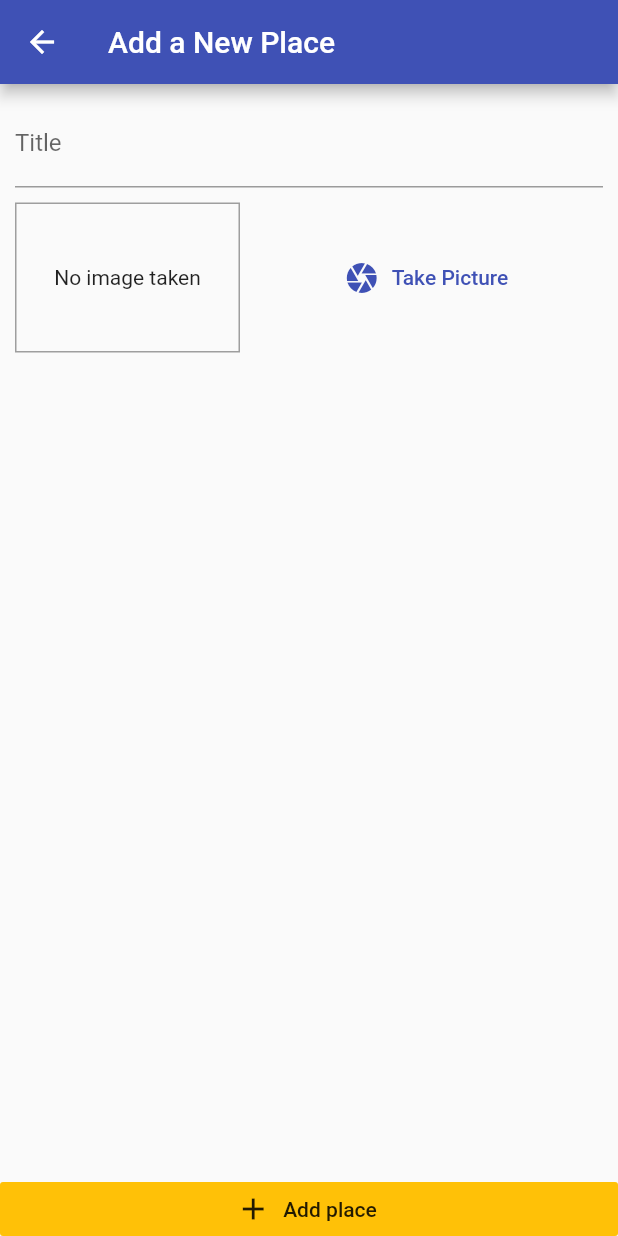
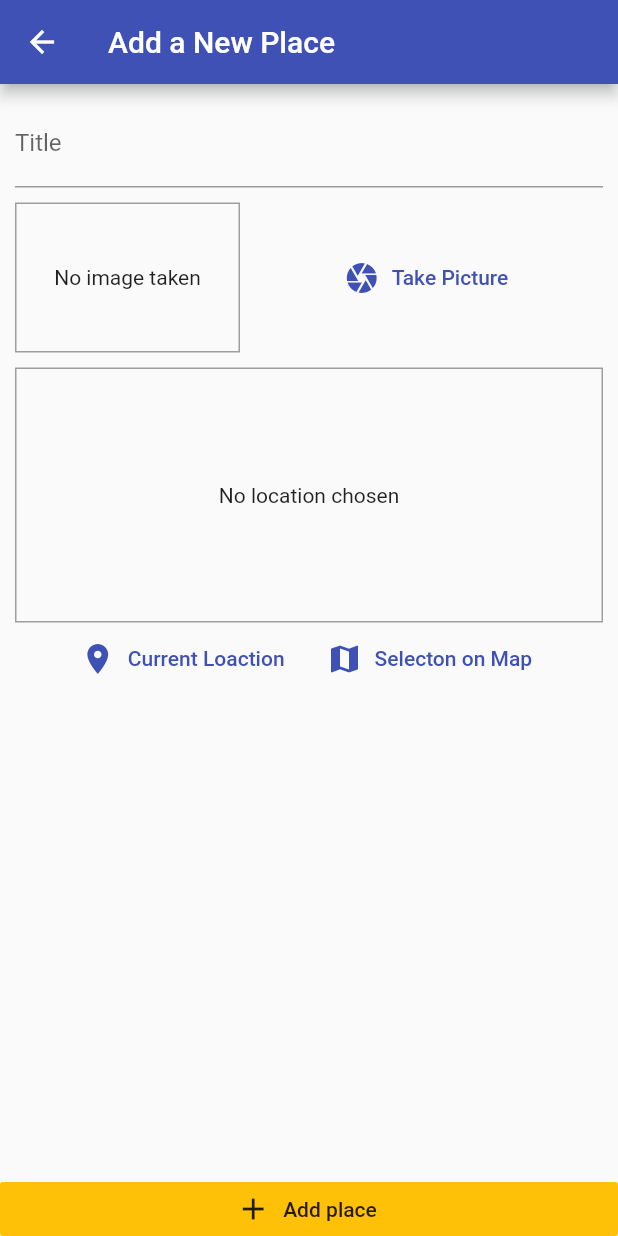
Before and after one commit to surya0180/NDF-Application, a Flutter app: the AddPlaceScreen screen opened by its route, on a phone screen of 412 x 824 dp. Run offline on Flutter 3.47's test engine with Material 2 defaults, Android fonts, the phone set to English and light mode, and no system bars; our stand-ins replace google_maps_flutter, image_picker, location, sqflite; accounts and stored records are empty.

Commit message:
Added NDF maps feature

```diff
--- /dev/null
+++ b/lib/helpers/location_helper.dart
@@ -0,0 +1,10 @@
+const GOOGLE_API_KEY = '#';
+
+class LocationHelper {
+  static String generateLocationPreviewImage({
+    double latitude,
+    double longitude,
+  }) {
+    return 'https://maps.googleapis.com/maps/api/staticmap?center=&$latitude,$longitude&zoom=16&size=600x300&maptype=roadmap&markers=color:red%7Clabel:C%7C$latitude,$longitude&key=$GOOGLE_API_KEY';
+  }
+}
--- a/lib/models/place.dart
+++ b/lib/models/place.dart
@@ -5,10 +5,10 @@
   final double latitude;
   final double longitude;
 
-  PlaceLocation(
+  const PlaceLocation({
     this.latitude,
     this.longitude,
-  );
+  });
 }
 
 class Place {
--- a/lib/screens/add_place_screen.dart
+++ b/lib/screens/add_place_screen.dart
@@ -2,6 +2,7 @@
 
 import 'package:flutter/material.dart';
 import 'package:ndf_app/providers/great_places.dart';
+import 'package:ndf_app/widgets/location_input.dart';
 import 'package:provider/provider.dart';
 import 'package:ndf_app/widgets/image_input.dart';
 
@@ -51,6 +52,8 @@
                       height: 10,
                     ),
                     ImageInput(_selectImage),
+                    SizedBox(height: 10,),
+                    LocationInput(),
                   ],
                 ),
               ),
--- /dev/null
+++ b/lib/widgets/location_input.dart
@@ -0,0 +1,85 @@
+import 'package:flutter/material.dart';
+import 'package:location/location.dart';
+import 'package:ndf_app/helpers/location_helper.dart';
+import 'package:ndf_app/screens/maps_screen.dart';
+
+class LocationInput extends StatefulWidget {
+  @override
+  _LocationInputState createState() => _LocationInputState();
+}
+
+class _LocationInputState extends State<LocationInput> {
+  String _previewImageUrl;
+
+  Future<void> _getCurrentUserLocation() async {
+    final locData = await Location().getLocation();
+    final staticMapImageUrl = LocationHelper.generateLocationPreviewImage(
+      latitude: locData.latitude,
+      longitude: locData.longitude,
+    );
+    setState(() {
+      _previewImageUrl = staticMapImageUrl;
+    });
+  }
+
+  Future<void> _selectOnMap() async {
+    final selectedLocation = await Navigator.of(context).push(
+      MaterialPageRoute(
+        fullscreenDialog: true,
+        builder: (ctx) => MapScreen(
+          isSelecting: true,
+        ),
+      ),
+    );
+    if (selectedLocation == null) {
+      return;
+    }
+    // ..
+  }
+
+  @override
+  Widget build(BuildContext context) {
+    return Column(
+      children: <Widget>[
+        Container(
+          height: 170,
+          width: double.infinity,
+          alignment: Alignment.center,
+          decoration: BoxDecoration(
+            border: Border.all(
+              width: 1,
+              color: Colors.grey,
+            ),
+          ),
+          child: _previewImageUrl == null
+              ? Text(
+                  'No location chosen',
+                  textAlign: TextAlign.center,
+                )
+              : Image.network(
+                  _previewImageUrl,
+                  fit: BoxFit.cover,
+                  width: double.infinity,
+                ),
+        ),
+        Row(
+          mainAxisAlignment: MainAxisAlignment.center,
+          children: <Widget>[
+            FlatButton.icon(
+              onPressed: _getCurrentUserLocation,
+              icon: Icon(Icons.location_on),
+              label: Text('Current Loaction'),
+              textColor: Theme.of(context).primaryColor,
+            ),
+            FlatButton.icon(
+              onPressed: _selectOnMap,
+              icon: Icon(Icons.map),
+              label: Text('Selecton on Map'),
+              textColor: Theme.of(context).primaryColor,
+            ),
+          ],
+        ),
+      ],
+    );
+  }
+}
--- a/pubspec.yaml
+++ b/pubspec.yaml
@@ -28,6 +28,8 @@
   path_provider: ^2.0.2
   path: ^1.8.0
   sqflite: ^2.0.0+3
+  location: ^4.2.1
+  google_maps_flutter: ^2.0.6
 
 
   # The following adds the Cupertino Icons font to your application.
```
Also changed, not shown: lib/screens/maps_screen.dart (added, +49 -0 lines), pubspec.lock, 2 other files.
